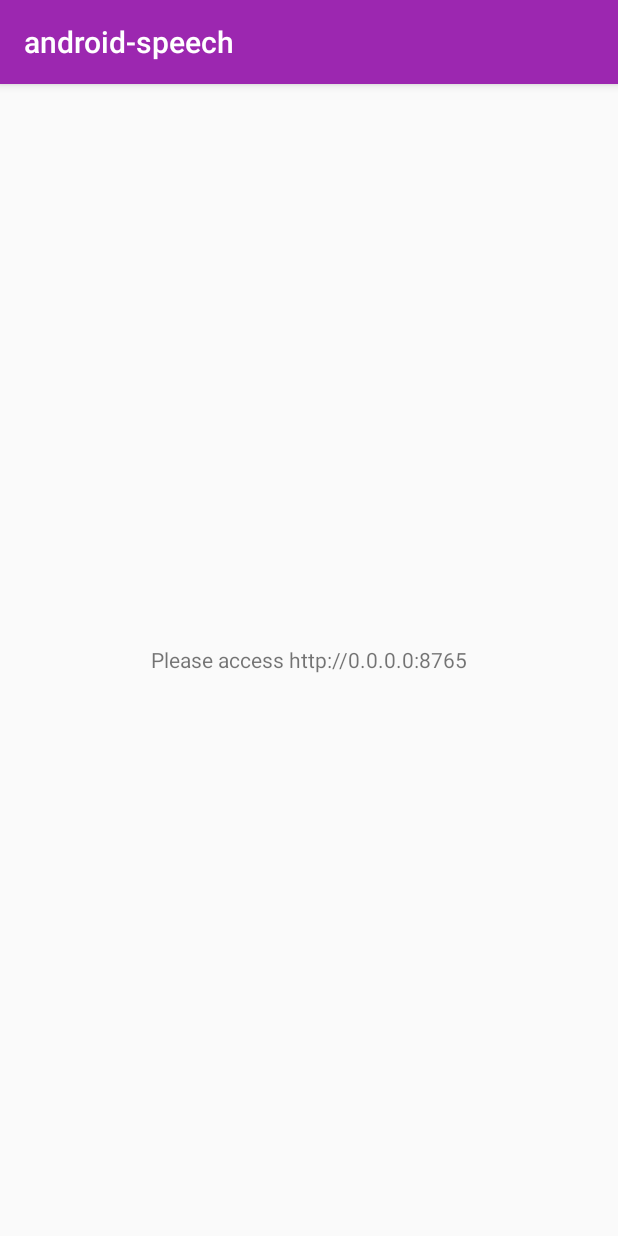
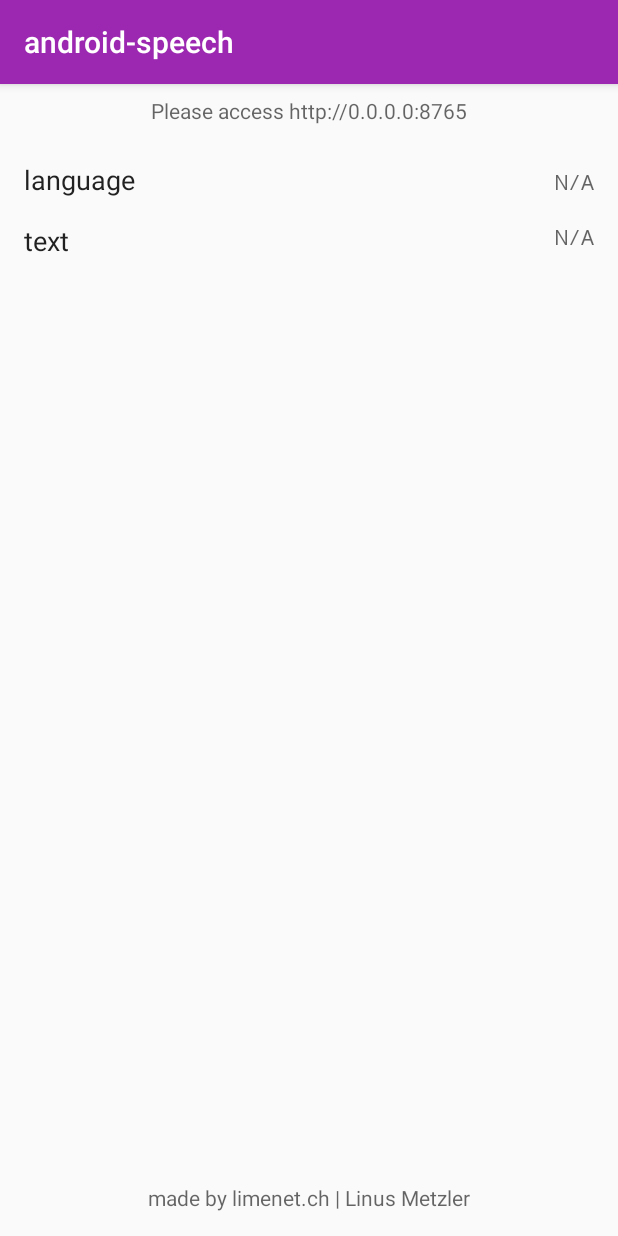
Before and after one commit to limenet/android-speech, an Android app: the screen it shows after launch (MainActivity), on a phone screen of 412 x 824 dp. Run offline under Robolectric (Android 15) with nearby library versions, the phone set to English and light mode, and no system bars; libraries missing offline, so code that uses them is left out: fi.iki.elonen; 1 statement that could not run was skipped.

Commit message:
new layout, few tweaks

```diff
--- a/app/build.gradle
+++ b/app/build.gradle
@@ -20,7 +20,9 @@ android {
     }
 }
 repositories {
-    mavenCentral()
+    maven {
+        url "https://maven.google.com"
+    }
 }
 
 dependencies {
@@ -28,4 +30,6 @@ dependencies {
     testCompile 'junit:junit:4.12'
     compile 'com.android.support:appcompat-v7:25.0.0', 'com.nanohttpd:nanohttpd:2.1.0'
     compile 'com.google.firebase:firebase-appindexing:10.2.6'
+    compile 'com.android.support.constraint:constraint-layout:1.0.2'
+    compile 'com.android.support:design:25.2.0'
 }
--- a/app/src/main/java/ch/limenet/android_speech/android_speech/MainActivity.java
+++ b/app/src/main/java/ch/limenet/android_speech/android_speech/MainActivity.java
@@ -1,9 +1,12 @@
 package ch.limenet.android_speech.android_speech;
 
 import android.content.Context;
+import android.content.Intent;
+import android.net.Uri;
 import android.os.Build;
 import android.support.v7.app.AppCompatActivity;
 import android.os.Bundle;
+import android.view.View;
 
 import java.util.HashMap;
 import java.util.Locale;
@@ -16,12 +19,12 @@ import java.io.IOException;
 import java.util.Map;
 
 import android.net.wifi.WifiManager;
+
 import fi.iki.elonen.NanoHTTPD;
 
 public class MainActivity extends AppCompatActivity {
-    private TextView textView;
     private static final int PORT = 8765;
-    private MyHTTPD server;
+    private TtsHTTP server;
     private WifiManager.WifiLock wifiLock;
     private HashMap<String, TextToSpeech> ttsEngines;
 
@@ -29,8 +32,7 @@ public class MainActivity extends AppCompatActivity {
     public void onCreate(Bundle savedInstanceState) {
         super.onCreate(savedInstanceState);
         setContentView(R.layout.activity_main);
-        textView = (TextView) findViewById(android.R.id.text1);
-        WifiManager wifiManager = (WifiManager) getSystemService(WIFI_SERVICE);
+        WifiManager wifiManager = (WifiManager) getApplicationContext().getSystemService(WIFI_SERVICE);
 
         wifiLock = wifiManager.createWifiLock("lock");
         wifiLock.acquire();
@@ -38,10 +40,10 @@ public class MainActivity extends AppCompatActivity {
         int ipAddress = wifiManager.getConnectionInfo().getIpAddress();
         final String formattedIpAddress = String.format(Locale.US, "%d.%d.%d.%d", (ipAddress & 0xff), (ipAddress >> 8 & 0xff),
                 (ipAddress >> 16 & 0xff), (ipAddress >> 24 & 0xff));
-        setText("Please access http://" + formattedIpAddress + ":" + PORT);
+        setTextStatus("Please access http://" + formattedIpAddress + ":" + PORT);
 
         try {
-            server = new MyHTTPD();
+            server = new TtsHTTP();
         } catch (IOException e) {
             e.printStackTrace();
         }
@@ -53,7 +55,8 @@ public class MainActivity extends AppCompatActivity {
     }
 
     private void speak(String loc, String text) {
-        setText(loc + "\n" + text);
+        setTextOutputLanguage(loc);
+        setTextOutputText(text);
         if (Build.VERSION.SDK_INT >= 21) {
             ttsEngines.get(loc).speak(text, TextToSpeech.QUEUE_ADD, null, loc + text);
         } else {
@@ -101,18 +104,30 @@ public class MainActivity extends AppCompatActivity {
         super.onStop();
     }
 
-    public void setText(final String t) {
-        runOnUiThread(new Runnable() {
-            @Override
-            public void run() {
-                textView.setText(t);
-            }
-        });
+    public void setTextStatus(final String t) {
+        TextView tv = (TextView) findViewById(R.id.status);
+        tv.setText(t);
+    }
+
+    public void setTextOutputText(final String t) {
+        TextView tv = (TextView) findViewById(R.id.outputText);
+        tv.setText(t);
+    }
+
+    public void setTextOutputLanguage(final String t) {
+        TextView tv = (TextView) findViewById(R.id.outputLanguage);
+        tv.setText(t);
+    }
+
+    public void onClickFooter(View v) {
+        Intent intent = new Intent(android.content.Intent.ACTION_VIEW);
+        intent.setData(Uri.parse("https://limenet.ch"));
+        startActivity(intent);
     }
 
 
-    private class MyHTTPD extends NanoHTTPD {
-        MyHTTPD() throws IOException {
+    private class TtsHTTP extends NanoHTTPD {
+        TtsHTTP() throws IOException {
             super(PORT);
             start();
         }
--- a/app/src/main/res/layout/activity_main.xml
+++ b/app/src/main/res/layout/activity_main.xml
@@ -1,21 +1,96 @@
 <?xml version="1.0" encoding="utf-8"?>
-<RelativeLayout xmlns:android="http://schemas.android.com/apk/res/android"
+<android.support.constraint.ConstraintLayout xmlns:android="http://schemas.android.com/apk/res/android"
+    xmlns:app="http://schemas.android.com/apk/res-auto"
     xmlns:tools="http://schemas.android.com/tools"
     android:layout_width="match_parent"
     android:layout_height="match_parent"
-    android:paddingBottom="@dimen/activity_vertical_margin"
-    android:paddingLeft="@dimen/activity_horizontal_margin"
-    android:paddingRight="@dimen/activity_horizontal_margin"
-    android:paddingTop="@dimen/activity_vertical_margin"
-    tools:context="ch.limenet.android_speech.android_speech.MainActivity">
+    tools:context="ch.limenet.android_speech.android_speech.MainActivity"
+    tools:layout_editor_absoluteY="81dp"
+    tools:layout_editor_absoluteX="0dp">
 
     <TextView
-        android:id="@android:id/text1"
+        android:id="@+id/status"
         android:layout_width="wrap_content"
         android:layout_height="wrap_content"
-        android:layout_centerHorizontal="true"
-        android:layout_centerVertical="true"
+        android:layout_marginEnd="16dp"
+        android:layout_marginStart="16dp"
+        android:layout_marginTop="8dp"
         android:fontFamily="sans-serif"
-        android:text="@string/hello_world"
+        android:text="Not yet initialized"
+        android:textAppearance="@android:style/TextAppearance.Small"
+        app:layout_constraintEnd_toEndOf="parent"
+        app:layout_constraintStart_toStartOf="parent"
+        app:layout_constraintTop_toTopOf="parent"
         tools:context=".MainActivity" />
-</RelativeLayout>
+
+    <TextView
+        android:id="@+id/languageLabel"
+        android:layout_width="wrap_content"
+        android:layout_height="wrap_content"
+        android:layout_marginStart="16dp"
+        android:layout_marginTop="24dp"
+        android:text="language"
+        android:textAppearance="@android:style/TextAppearance.Medium"
+        app:layout_constraintStart_toStartOf="parent"
+        app:layout_constraintTop_toBottomOf="@+id/status" />
+
+    <TextView
+        android:id="@+id/textLabel"
+        android:layout_width="wrap_content"
+        android:layout_height="wrap_content"
+        android:layout_marginStart="16dp"
+        android:layout_marginTop="16dp"
+        android:text="text"
+        android:textAppearance="@android:style/TextAppearance.Medium"
+        app:layout_constraintStart_toStartOf="parent"
+        app:layout_constraintTop_toBottomOf="@+id/languageLabel" />
+
+    <TextView
+        android:id="@+id/outputLanguage"
+        android:layout_width="wrap_content"
+        android:layout_height="wrap_content"
+        android:layout_marginEnd="16dp"
+        android:layout_marginTop="4dp"
+        android:width="200dp"
+        android:fontFamily="monospace"
+        android:text="N/A"
+        android:textAlignment="viewEnd"
+        android:textAllCaps="true"
+        app:layout_constraintEnd_toEndOf="parent"
+        android:textAppearance="@android:style/TextAppearance.Small"
+        app:layout_constraintTop_toTopOf="@+id/languageLabel" />
+
+    <TextView
+        android:id="@+id/outputText"
+        android:layout_width="wrap_content"
+        android:layout_height="wrap_content"
+        android:layout_marginEnd="16dp"
+        android:layout_marginTop="0dp"
+        android:width="200dp"
+        android:fontFamily="monospace"
+        android:text="N/A"
+        android:textAlignment="viewEnd"
+        android:textAllCaps="false"
+        app:layout_constraintEnd_toEndOf="parent"
+        android:textAppearance="@android:style/TextAppearance.Small"
+        app:layout_constraintTop_toTopOf="@+id/textLabel" />
+
+
+    <TextView
+        android:id="@+id/footer"
+        android:layout_width="wrap_content"
+        android:layout_height="wrap_content"
+        android:layout_marginBottom="16dp"
+        android:layout_marginEnd="0dp"
+        android:layout_marginStart="0dp"
+        android:text="made by limenet.ch | Linus Metzler"
+        android:textAppearance="@android:style/TextAppearance.Small"
+        android:onClick="onClickFooter"
+        android:clickable="true"
+        app:layout_constraintBottom_toBottomOf="parent"
+        app:layout_constraintEnd_toEndOf="parent"
+        app:layout_constraintStart_toStartOf="parent"
+        tools:layout_editor_absoluteX="176dp"
+        tools:layout_editor_absoluteY="570dp" />
+
+</android.support.constraint.ConstraintLayout>
```
